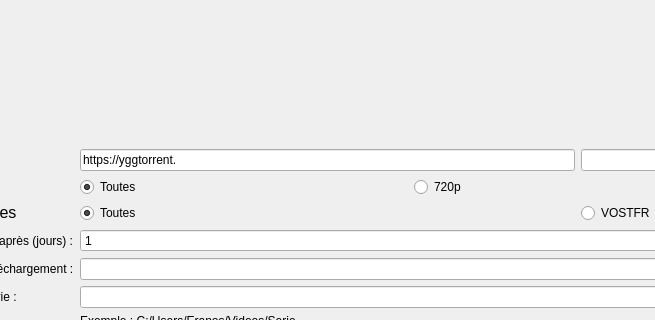
The window that fenetreprincipale.ui (Eranos31/Series_Manager) describes before a commit, drawn with Qt 5; both pictures show x 82 to 737 and y 188 to 508 of the 1179 by 745 pixel window.
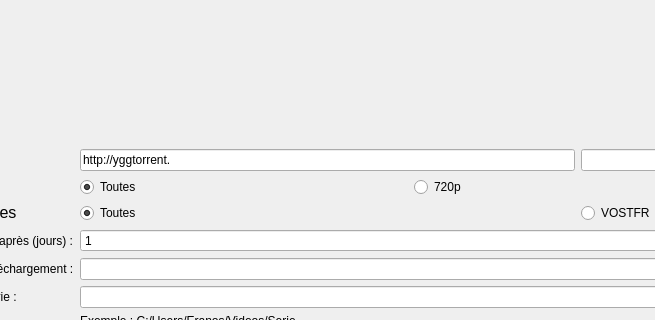
The same window after the commit. The open tabs and pages were chosen to show the change. Icons and pictures are not drawn.

Commit message:
Modification suite changement site
Modification de certaines parties du code suite au changement de
fonctionnement du site.

```diff
--- a/fenetreprincipale.ui
+++ b/fenetreprincipale.ui
@@ -155,7 +155,7 @@
               <item>
                <widget class="QLineEdit" name="pageConfigurationLineEditSite">
                 <property name="text">
-                 <string>https://yggtorrent.</string>
+                 <string>http://yggtorrent.</string>
                 </property>
                 <property name="readOnly">
                  <bool>true</bool>
```
Left out of the diff: 2 changed lines with no effect on the pictures. The commit also changes 1 other file.
